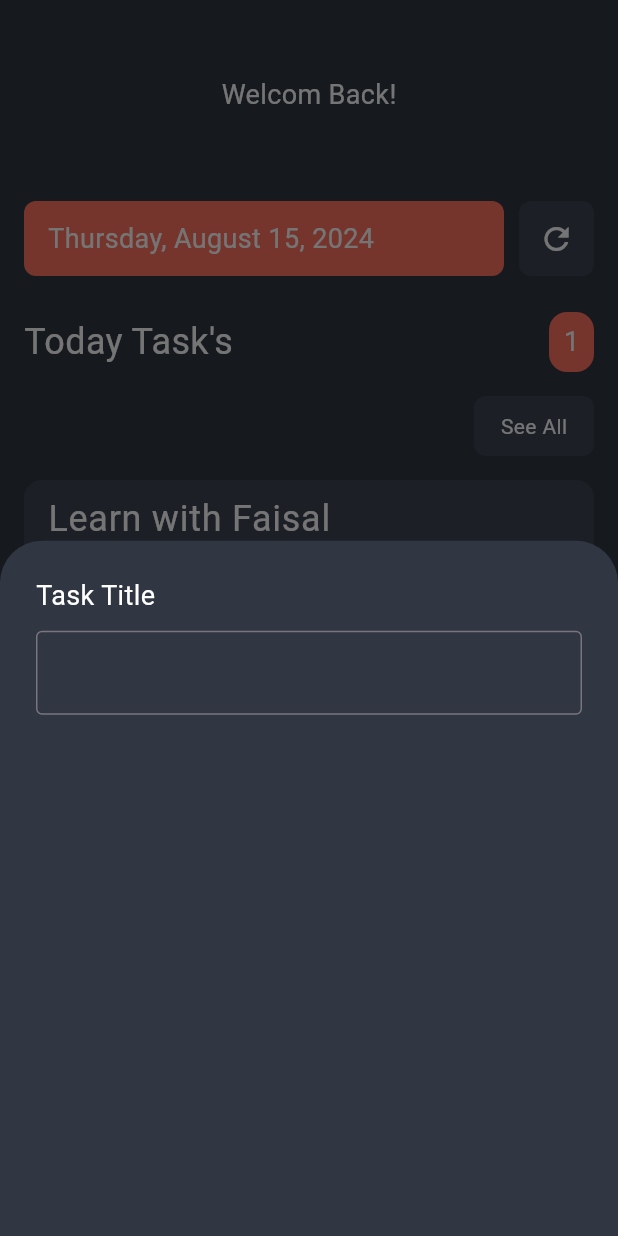
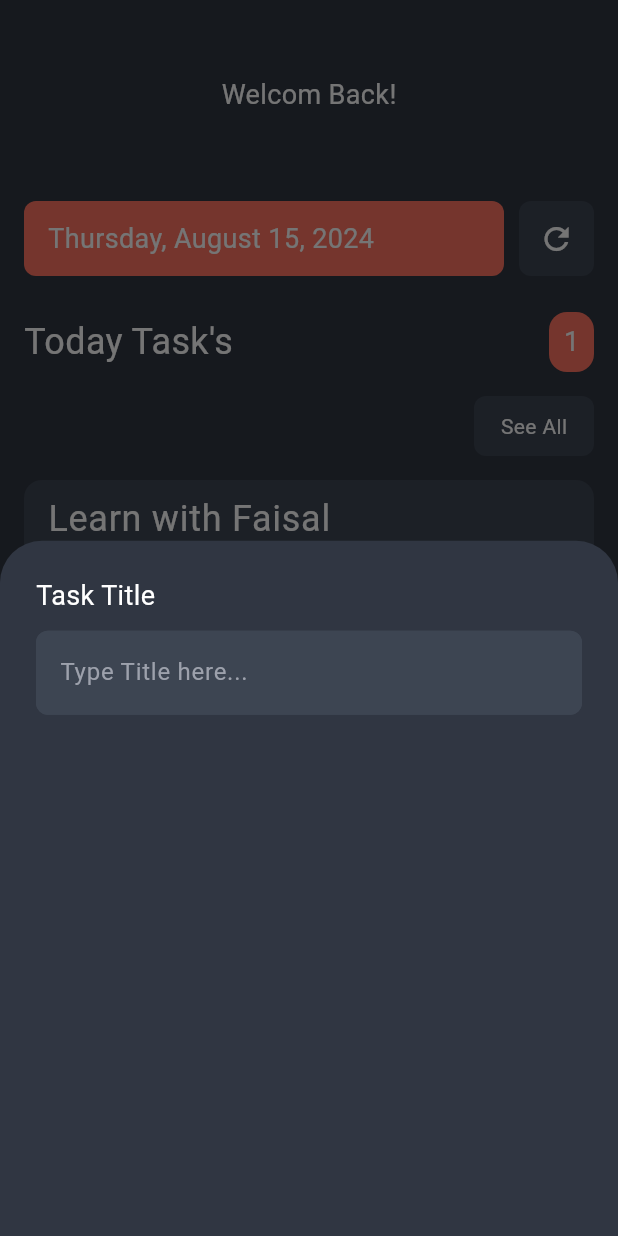
Before and after one commit to faisal-abdelnase/todoist, a Flutter app: the TasksPage screen opened directly, after a tap on the "add" icon, on a phone screen of 412 x 824 dp. Run offline on Flutter 3.47's test engine with Material 3 defaults, Android fonts, the phone set to English and light mode, and no system bars; our stand-ins replace shared_preferences; accounts and stored records are empty.

Commit message:
add text form filled

```diff
--- a/lib/features/add_task/presentation/view/add_task_page.dart
+++ b/lib/features/add_task/presentation/view/add_task_page.dart
@@ -4,6 +4,7 @@ import 'package:flutter/rendering.dart';
 import 'package:flutter/widgets.dart';
 import 'package:shared_preferences/shared_preferences.dart';
 import 'package:todoist/core/utils/colors.dart';
+import 'package:todoist/features/add_task/presentation/view/widgets/custom_text_form_filled.dart';
 import 'package:todoist/features/add_task/presentation/view/widgets/date_time_format.dart';
 import 'package:todoist/features/add_task/presentation/view/widgets/task_info_card.dart';
 
@@ -48,7 +49,7 @@ class _TasksPageState extends State<TasksPage> {
             backgroundColor: rock,
             context: context,
             builder: (BuildContext context){
-              return Padding(
+              return const Padding(
                 padding: const EdgeInsets.symmetric(vertical: 24, horizontal: 24),
                 child: Column(
                   crossAxisAlignment: CrossAxisAlignment.start,
@@ -64,11 +65,7 @@ class _TasksPageState extends State<TasksPage> {
                       height: 10,
                     ),
 
-                    TextFormField(
-                      decoration: InputDecoration(
-                        border: OutlineInputBorder(),
-                      ),
-                    )
+                    CustomTextFormFilled()
                   ],
                 ),
               );
--- /dev/null
+++ b/lib/features/add_task/presentation/view/widgets/custom_text_form_filled.dart
@@ -0,0 +1,44 @@
+import 'package:flutter/material.dart';
+import 'package:todoist/core/utils/colors.dart';
+
+class CustomTextFormFilled extends StatelessWidget {
+  const CustomTextFormFilled({
+    super.key,
+  });
+
+  @override
+  Widget build(BuildContext context) {
+    return TextFormField(
+      validator: (value) {
+        if(value!.isEmpty){
+          return "filed is require";
+        }
+
+        return null;
+      },
+
+      style: const TextStyle(color: Colors.white),
+
+      decoration: InputDecoration(
+        hintText: "Type Title here...",
+        hintStyle: TextStyle(
+          color: gray,
+        ),
+
+        fillColor: bodyGray,
+        filled: true,
+
+        enabledBorder: OutlineInputBorder(
+          borderSide: BorderSide(color: bodyGray),
+          borderRadius: BorderRadius.circular(8),
+        ),
+
+        focusedBorder: OutlineInputBorder(
+          borderSide: BorderSide(color: papaya),
+          borderRadius: BorderRadius.circular(8),
+        ),
+
+      ),
+    );
+  }
+}
```
